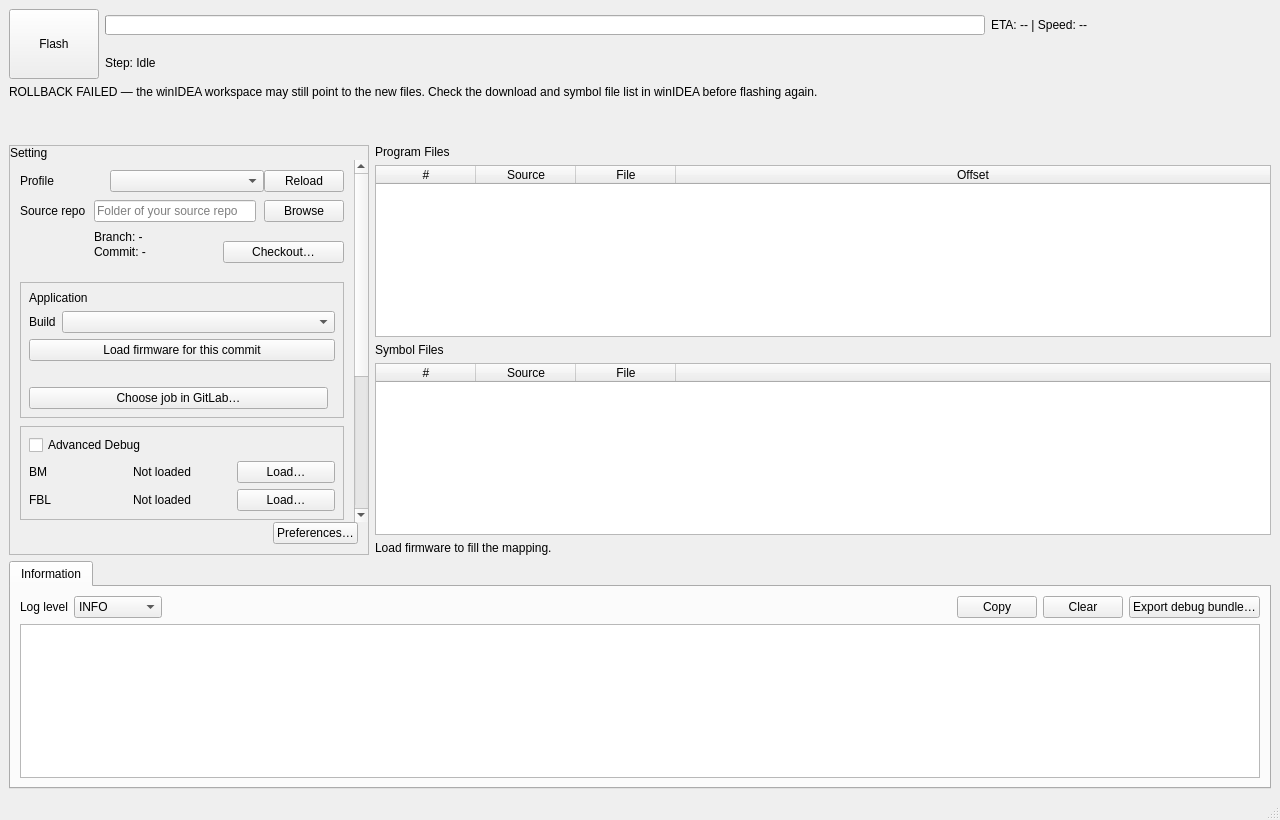
The window that wflash/gui/main_window.ui (phuctm012/WFlash-Tool) describes before a commit, drawn with Qt 5.
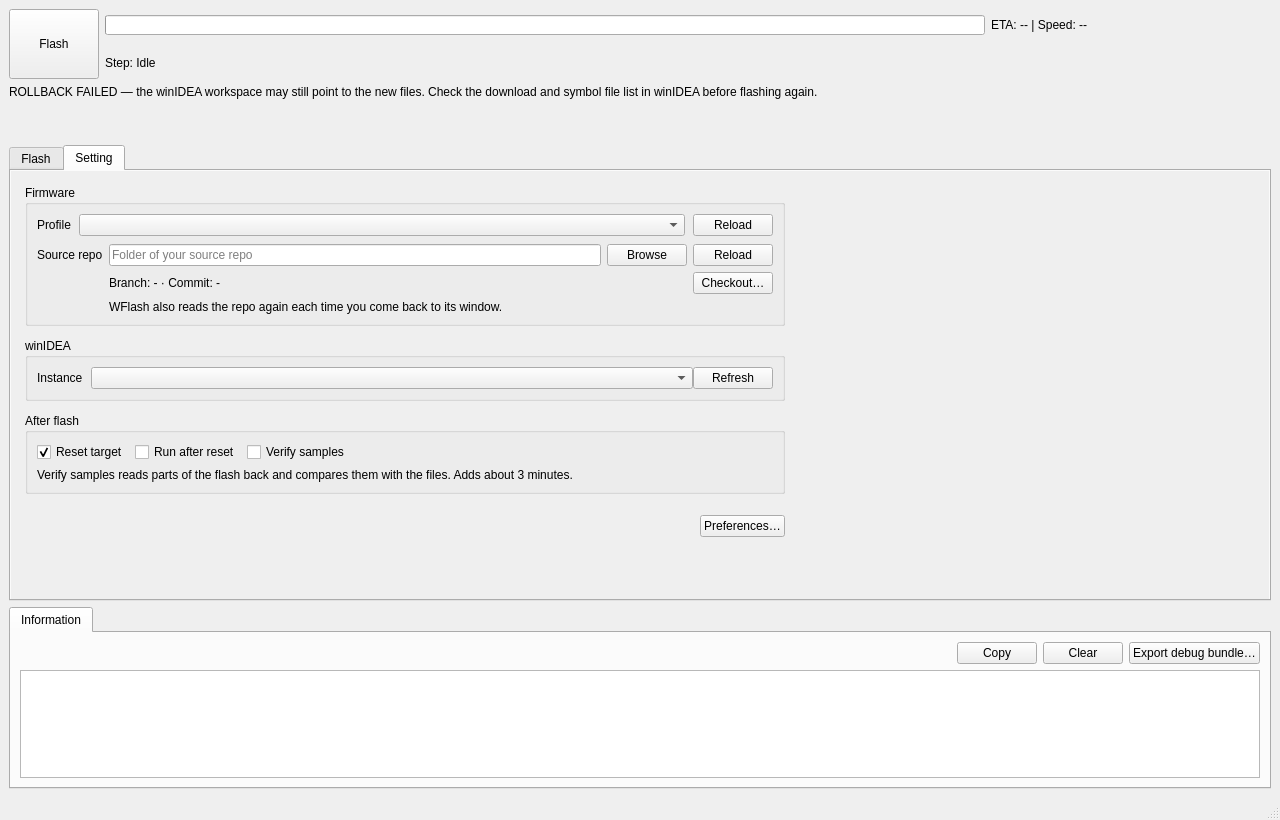
The same window after the commit. The open tabs and pages were chosen to show the change.

Commit message: feat(gui): Flash and Setting tabs, repo Reload, branch filter, Windows certificates, simpler log

The edit to the form file:
```diff
--- a/wflash/gui/main_window.ui
+++ b/wflash/gui/main_window.ui
@@ -14,7 +14,7 @@
    <string>WFlash</string>
   </property>
   <widget class="QWidget" name="centralWidget_main">
-   <layout class="QVBoxLayout" name="verticalLayout_main" stretch="0,0,3,2">
+   <layout class="QVBoxLayout" name="verticalLayout_main" stretch="0,0,0,0,5,2">
     <item>
      <layout class="QHBoxLayout" name="horizontalLayout_flashHeader">
       <item>
@@ -131,9 +131,17 @@
      </widget>
     </item>
     <item>
-     <layout class="QHBoxLayout" name="horizontalLayout_workArea">
+     <widget class="QTabWidget" name="tabWidget_main">
+      <property name="currentIndex">
+       <number>0</number>
+      </property>
+      <widget class="QWidget" name="tab_flash">
+       <attribute name="title">
+        <string>Flash</string>
+       </attribute>
+       <layout class="QHBoxLayout" name="horizontalLayout_flashTab">
       <item>
-       <widget class="QFrame" name="frame_settingPanel">
+         <widget class="QFrame" name="frame_flashPanel">
         <property name="minimumSize">
          <size>
           <width>360</width>
@@ -147,9 +155,9 @@
          </size>
         </property>
         <property name="frameShape">
-         <enum>QFrame::Shape::StyledPanel</enum>
-        </property>
-        <layout class="QVBoxLayout" name="verticalLayout_settingPanel">
+           <enum>QFrame::Shape::NoFrame</enum>
+          </property>
+          <layout class="QVBoxLayout" name="verticalLayout_flashPanel">
          <property name="spacing">
           <number>0</number>
          </property>
@@ -166,14 +174,7 @@
           <number>0</number>
          </property>
          <item>
-          <widget class="QLabel" name="label_settingHeader">
-           <property name="text">
-            <string>Setting</string>
-           </property>
-          </widget>
-         </item>
-         <item>
-          <widget class="QScrollArea" name="scrollArea_setting">
+            <widget class="QScrollArea" name="scrollArea_flashPanel">
            <property name="frameShape">
             <enum>QFrame::Shape::NoFrame</enum>
            </property>
@@ -183,26 +184,24 @@
            <property name="widgetResizable">
             <bool>true</bool>
            </property>
-           <widget class="QWidget" name="scrollAreaWidgetContents_setting">
-            <layout class="QVBoxLayout" name="verticalLayout_settingScroll">
+             <widget class="QWidget" name="scrollAreaWidgetContents_flashPanel">
+              <layout class="QVBoxLayout" name="verticalLayout_flashScroll">
              <property name="spacing">
-              <number>0</number>
+                <number>9</number>
              </property>
              <property name="leftMargin">
-              <number>0</number>
+                <number>2</number>
              </property>
              <property name="topMargin">
-              <number>0</number>
+                <number>2</number>
              </property>
              <property name="rightMargin">
-              <number>0</number>
+                <number>6</number>
              </property>
              <property name="bottomMargin">
-              <number>0</number>
+                <number>2</number>
              </property>
              <item>
-              <layout class="QGridLayout" name="gridLayout_setting">
-               <item row="1" column="0" colspan="2">
                 <widget class="QFrame" name="frame_developer">
                  <property name="frameShape">
                   <enum>QFrame::Shape::NoFrame</enum>
@@ -224,46 +223,6 @@
                    <number>0</number>
                   </property>
                   <item>
-                   <layout class="QGridLayout" name="gridLayout_sourceRepo">
-                    <property name="leftMargin">
-                     <number>0</number>
-                    </property>
-                    <property name="topMargin">
-                     <number>0</number>
-                    </property>
-                    <property name="rightMargin">
-                     <number>0</number>
-                    </property>
-                    <property name="bottomMargin">
-                     <number>0</number>
-                    </property>
-                    <item row="0" column="0">
-                     <widget class="QLabel" name="label_sourceRepo">
-                      <property name="text">
-                       <string>Source repo</string>
-                      </property>
-                      <property name="buddy">
-                       <cstring>lineEdit_sourceRepo</cstring>
-                      </property>
-                     </widget>
-                    </item>
-                    <item row="0" column="1">
-                     <widget class="QLineEdit" name="lineEdit_sourceRepo">
-                      <property name="placeholderText">
-                       <string>Folder of your source repo</string>
-                      </property>
-                     </widget>
-                    </item>
-                    <item row="0" column="2">
-                     <widget class="QPushButton" name="pushButton_browseRepo">
-                      <property name="text">
-                       <string>Browse</string>
-                      </property>
-                     </widget>
-                    </item>
-                    <item row="1" column="1" colspan="2">
-                     <layout class="QHBoxLayout" name="horizontalLayout_repoState">
-                      <item>
                        <layout class="QVBoxLayout" name="verticalLayout_repoState">
                         <property name="spacing">
                          <number>1</number>
@@ -292,16 +251,15 @@
                           </property>
                          </widget>
                         </item>
-                       </layout>
-                      </item>
                       <item>
-                       <widget class="QPushButton" name="pushButton_checkout">
+                     <widget class="QLabel" name="label_repoFlashHint">
                         <property name="text">
-                         <string>Checkout…</string>
-                        </property>
-                       </widget>
-                      </item>
-                     </layout>
+                       <string>Updated when you come back to WFlash. Change the repo or branch in Setting.</string>
+                      </property>
+                      <property name="wordWrap">
+                       <bool>true</bool>
+                      </property>
+                     </widget>
                     </item>
                    </layout>
                   </item>
@@ -493,53 +451,28 @@
                  </layout>
                 </widget>
                </item>
+               <item>
+                <widget class="QFrame" name="frame_gitlabSource">
+                 <property name="frameShape">
+                  <enum>QFrame::Shape::NoFrame</enum>
+                 </property>
+                 <layout class="QVBoxLayout" name="verticalLayout_gitlabSource">
+                  <property name="spacing">
+                   <number>8</number>
+                  </property>
                <property name="leftMargin">
-                <number>10</number>
+                   <number>0</number>
                </property>
                <property name="topMargin">
-                <number>10</number>
+                   <number>0</number>
                </property>
                <property name="rightMargin">
-                <number>10</number>
+                   <number>0</number>
                </property>
                <property name="bottomMargin">
-                <number>6</number>
-               </property>
-               <property name="verticalSpacing">
-                <number>8</number>
-               </property>
-               <item row="0" column="0">
-                <widget class="QLabel" name="label_profile">
-                 <property name="text">
-                  <string>Profile</string>
-                 </property>
-                 <property name="buddy">
-                  <cstring>comboBox_profile</cstring>
-                 </property>
-                </widget>
-               </item>
-               <item row="0" column="1">
-                <layout class="QHBoxLayout" name="horizontalLayout_profile">
+                   <number>0</number>
+                  </property>
                  <item>
-                  <widget class="QComboBox" name="comboBox_profile">
-                   <property name="sizePolicy">
-                    <sizepolicy hsizetype="Expanding" vsizetype="Fixed">
-                     <horstretch>1</horstretch>
-                     <verstretch>0</verstretch>
-                    </sizepolicy>
-                   </property>
-                  </widget>
-                 </item>
-                 <item>
-                  <widget class="QPushButton" name="pushButton_reloadProfiles">
-                   <property name="text">
-                    <string>Reload</string>
-                   </property>
-                  </widget>
-                 </item>
-                </layout>
-               </item>
-               <item row="2" column="0">
                 <widget class="QLabel" name="label_firmwareSource">
                  <property name="text">
                   <string>Firmware source</string>
@@ -549,14 +482,14 @@
                  </property>
                 </widget>
                </item>
-               <item row="2" column="1">
+                  <item>
                 <widget class="QPushButton" name="pushButton_loadFromGitlab">
                  <property name="text">
                   <string>Load from GitLab…</string>
                  </property>
                 </widget>
                </item>
-               <item row="3" column="0" colspan="2">
+                  <item>
                 <widget class="QFrame" name="frame_sourceCard">
                  <property name="frameShape">
                   <enum>QFrame::Shape::StyledPanel</enum>
@@ -605,17 +538,343 @@
                  </layout>
                 </widget>
                </item>
-               <item row="4" column="0">
-                <widget class="QLabel" name="label_instance">
+                 </layout>
+                </widget>
+               </item>
+               <item>
+                <spacer name="verticalSpacer_flashPanel">
+                 <property name="orientation">
+                  <enum>Qt::Orientation::Vertical</enum>
+                 </property>
+                 <property name="sizeHint" stdset="0">
+                  <size>
+                   <width>20</width>
+                   <height>40</height>
+                  </size>
+                 </property>
+                </spacer>
+               </item>
+              </layout>
+             </widget>
+            </widget>
+           </item>
+          </layout>
+         </widget>
+        </item>
+        <item>
+         <layout class="QVBoxLayout" name="verticalLayout_mapping">
+          <item>
+           <widget class="QLabel" name="label_programFiles">
                  <property name="text">
+             <string>Program Files</string>
+            </property>
+           </widget>
+          </item>
+          <item>
+           <widget class="QTableWidget" name="tableWidget_programFiles">
+            <property name="editTriggers">
+             <set>QAbstractItemView::EditTrigger::NoEditTriggers</set>
+            </property>
+            <property name="selectionMode">
+             <enum>QAbstractItemView::SelectionMode::NoSelection</enum>
+            </property>
+            <attribute name="horizontalHeaderStretchLastSection">
+             <bool>true</bool>
+            </attribute>
+            <attribute name="verticalHeaderVisible">
+             <bool>false</bool>
+            </attribute>
+            <column>
+             <property name="text">
+              <string>#</string>
+             </property>
+            </column>
+            <column>
+             <property name="text">
+              <string>Source</string>
+             </property>
+            </column>
+            <column>
+             <property name="text">
+              <string>File</string>
+             </property>
+            </column>
+            <column>
+             <property name="text">
+              <string>Offset</string>
+             </property>
+            </column>
+           </widget>
+          </item>
+          <item>
+           <widget class="QLabel" name="label_symbolFiles">
+            <property name="text">
+             <string>Symbol Files</string>
+            </property>
+           </widget>
+          </item>
+          <item>
+           <widget class="QTableWidget" name="tableWidget_symbolFiles">
+            <property name="editTriggers">
+             <set>QAbstractItemView::EditTrigger::NoEditTriggers</set>
+            </property>
+            <property name="selectionMode">
+             <enum>QAbstractItemView::SelectionMode::NoSelection</enum>
+            </property>
+            <attribute name="horizontalHeaderStretchLastSection">
+             <bool>true</bool>
+            </attribute>
+            <attribute name="verticalHeaderVisible">
+             <bool>false</bool>
+            </attribute>
+            <column>
+             <property name="text">
+              <string>#</string>
+             </property>
+            </column>
+            <column>
+             <property name="text">
+              <string>Source</string>
+             </property>
+            </column>
+            <column>
+             <property name="text">
+              <string>File</string>
+             </property>
+            </column>
+            <column>
+             <property name="text">
+              <string />
+             </property>
+            </column>
+           </widget>
+          </item>
+          <item>
+           <widget class="QLabel" name="label_mappingHint">
+            <property name="text">
+             <string>Load firmware to fill the mapping.</string>
+            </property>
+           </widget>
+          </item>
+         </layout>
+        </item>
+       </layout>
+      </widget>
+      <widget class="QWidget" name="tab_setting">
+       <attribute name="title">
+        <string>Setting</string>
+       </attribute>
+       <layout class="QVBoxLayout" name="verticalLayout_settingTab">
+        <property name="leftMargin">
+         <number>0</number>
+        </property>
+        <property name="topMargin">
+         <number>0</number>
+        </property>
+        <property name="rightMargin">
+         <number>0</number>
+        </property>
+        <property name="bottomMargin">
+         <number>0</number>
+        </property>
+        <item>
+         <widget class="QScrollArea" name="scrollArea_setting">
+          <property name="frameShape">
+           <enum>QFrame::Shape::NoFrame</enum>
+          </property>
+          <property name="horizontalScrollBarPolicy">
+           <enum>Qt::ScrollBarPolicy::ScrollBarAlwaysOff</enum>
+          </property>
+          <property name="widgetResizable">
+           <bool>true</bool>
+          </property>
+          <widget class="QWidget" name="scrollAreaWidgetContents_setting">
+           <layout class="QVBoxLayout" name="verticalLayout_settingScroll">
+            <property name="spacing">
+             <number>12</number>
+            </property>
+            <property name="leftMargin">
+             <number>14</number>
+            </property>
+            <property name="topMargin">
+             <number>14</number>
+            </property>
+            <property name="rightMargin">
+             <number>14</number>
+            </property>
+            <property name="bottomMargin">
+             <number>14</number>
+            </property>
+            <item>
+             <widget class="QGroupBox" name="groupBox_firmware">
+              <property name="maximumSize">
+               <size>
+                <width>760</width>
+                <height>16777215</height>
+               </size>
+              </property>
+              <property name="title">
+               <string>Firmware</string>
+              </property>
+              <layout class="QGridLayout" name="gridLayout_firmware">
+               <property name="horizontalSpacing">
+                <number>8</number>
+               </property>
+               <property name="verticalSpacing">
+                <number>8</number>
+               </property>
+               <item row="0" column="0">
+                <widget class="QLabel" name="label_profile">
+                 <property name="text">
+                  <string>Profile</string>
+                 </property>
+                 <property name="buddy">
+                  <cstring>comboBox_profile</cstring>
+                 </property>
+                </widget>
+               </item>
+               <item row="0" column="1">
+                <layout class="QHBoxLayout" name="horizontalLayout_profile">
+                 <item>
+                  <widget class="QComboBox" name="comboBox_profile">
+                   <property name="sizePolicy">
+                    <sizepolicy hsizetype="Expanding" vsizetype="Fixed">
+                     <horstretch>1</horstretch>
+                     <verstretch>0</verstretch>
+                    </sizepolicy>
+                   </property>
+                  </widget>
+                 </item>
+                 <item>
+                  <widget class="QPushButton" name="pushButton_reloadProfiles">
+                   <property name="text">
+                    <string>Reload</string>
+                   </property>
+                  </widget>
+                 </item>
+                </layout>
+               </item>
+               <item row="1" column="0" colspan="2">
+                <widget class="QFrame" name="frame_sourceRepoSetting">
+                 <property name="frameShape">
+                  <enum>QFrame::Shape::NoFrame</enum>
+                 </property>
+                 <layout class="QGridLayout" name="gridLayout_sourceRepo">
+                  <property name="leftMargin">
+                   <number>0</number>
+                  </property>
+                  <property name="topMargin">
+                   <number>0</number>
+                  </property>
+                  <property name="rightMargin">
+                   <number>0</number>
+                  </property>
+                  <property name="bottomMargin">
+                   <number>0</number>
+                  </property>
+                  <property name="horizontalSpacing">
+                   <number>6</number>
+                  </property>
+                  <property name="verticalSpacing">
+                   <number>6</number>
+                  </property>
+                  <item row="0" column="0">
+                   <widget class="QLabel" name="label_sourceRepo">
+                    <property name="text">
+                     <string>Source repo</string>
+                    </property>
+                    <property name="buddy">
+                     <cstring>lineEdit_sourceRepo</cstring>
+                    </property>
+                   </widget>
+                  </item>
+                  <item row="0" column="1">
+                   <widget class="QLineEdit" name="lineEdit_sourceRepo">
+                    <property name="placeholderText">
+                     <string>Folder of your source repo</string>
+                    </property>
+                   </widget>
+                  </item>
+                  <item row="0" column="2">
+                   <widget class="QPushButton" name="pushButton_browseRepo">
+                    <property name="text">
+                     <string>Browse</string>
+                    </property>
+                   </widget>
+                  </item>
+                  <item row="0" column="3">
+                   <widget class="QPushButton" name="pushButton_reloadRepo">
+                    <property name="toolTip">
+                     <string>Read the source repo again: branch, commit and local changes</string>
+                    </property>
+                    <property name="text">
+                     <string>Reload</string>
+                    </property>
+                   </widget>
+                  </item>
+                  <item row="1" column="1" colspan="3">
+                   <layout class="QHBoxLayout" name="horizontalLayout_repoSetting" stretch="1,0">
+                    <item>
+                     <widget class="QLabel" name="label_repoSummary">
+                      <property name="text">
+                       <string>Branch: - · Commit: -</string>
+                      </property>
+                      <property name="wordWrap">
+                       <bool>true</bool>
+                      </property>
+                     </widget>
+                    </item>
+                    <item>
+                     <widget class="QPushButton" name="pushButton_checkout">
+                      <property name="text">
+                       <string>Checkout…</string>
+                      </property>
+                     </widget>
+                    </item>
+                   </layout>
+                  </item>
+                  <item row="2" column="1" colspan="3">
+                   <widget class="QLabel" name="label_repoAutoHint">
+                    <property name="text">
+                     <string>WFlash also reads the repo again each time you come back to its window.</string>
+                    </property>
+                    <property name="wordWrap">
+                     <bool>true</bool>
+                    </property>
+                   </widget>
+                  </item>
+                 </layout>
+                </widget>
+               </item>
+              </layout>
+             </widget>
+            </item>
+            <item>
+             <widget class="QGroupBox" name="groupBox_winidea">
+              <property name="maximumSize">
+               <size>
+                <width>760</width>
+                <height>16777215</height>
+               </size>
+              </property>
+              <property name="title">
                   <string>winIDEA</string>
                  </property>
+              <layout class="QGridLayout" name="gridLayout_winidea">
+               <property name="horizontalSpacing">
+                <number>8</number>
+               </property>
+               <item row="0" column="0">
+                <widget class="QLabel" name="label_instance">
+                 <property name="text">
+                  <string>Instance</string>
+                 </property>
                  <property name="buddy">
                   <cstring>comboBox_instance</cstring>
                  </property>
                 </widget>
                </item>
-               <item row="4" column="1">
+               <item row="0" column="1">
                 <layout class="QHBoxLayout" name="horizontalLayout_instance">
                  <item>
                   <widget class="QComboBox" name="comboBox_instance">
@@ -636,14 +895,25 @@
                  </item>
                 </layout>
                </item>
-               <item row="5" column="0">
-                <widget class="QLabel" name="label_afterFlash">
-                 <property name="text">
+              </layout>
+             </widget>
+            </item>
+            <item>
+             <widget class="QGroupBox" name="groupBox_afterFlash">
+              <property name="maximumSize">
+               <size>
+                <width>760</width>
+                <height>16777215</height>
+               </size>
+              </property>
+              <property name="title">
                   <string>After flash</string>
                  </property>
-                </widget>
-               </item>
-               <item row="5" column="1">
+              <layout class="QVBoxLayout" name="verticalLayout_afterFlash">
+               <property name="spacing">
+                <number>6</number>
+               </property>
+               <item>
                 <layout class="QHBoxLayout" name="horizontalLayout_afterFlash">
                  <item>
                   <widget class="QCheckBox" name="checkBox_reset">
@@ -662,9 +932,7 @@
                    </property>
                   </widget>
                  </item>
-                </layout>
-               </item>
-               <item row="6" column="1">
+                 <item>
                 <widget class="QCheckBox" name="checkBox_verifyFlash">
                  <property name="toolTip">
                   <string>Read samples of the flash back and compare them with the files. Adds about 3 minutes.</string>
@@ -674,35 +942,51 @@
                  </property>
                 </widget>
                </item>
-              </layout>
-             </item>
              <item>
-              <spacer name="verticalSpacer_settingPanel">
+                  <spacer name="horizontalSpacer_afterFlash">
                <property name="orientation">
-                <enum>Qt::Orientation::Vertical</enum>
+                    <enum>Qt::Orientation::Horizontal</enum>
                </property>
                <property name="sizeHint" stdset="0">
                 <size>
-                 <width>20</width>
-                 <height>40</height>
+                     <width>40</width>
+                     <height>20</height>
                 </size>
                </property>
               </spacer>
              </item>
             </layout>
-           </widget>
+               </item>
+               <item>
+                <widget class="QLabel" name="label_verifyHint">
+                 <property name="text">
+                  <string>Verify samples reads parts of the flash back and compares them with the files. Adds about 3 minutes.</string>
+                 </property>
+                 <property name="wordWrap">
+                  <bool>true</bool>
+                 </property>
+                </widget>
+               </item>
+              </layout>
           </widget>
          </item>
          <item>
+             <widget class="QWidget" name="widget_preferencesRow">
+              <property name="maximumSize">
+               <size>
+                <width>760</width>
+                <height>16777215</height>
+               </size>
+              </property>
           <layout class="QHBoxLayout" name="horizontalLayout_preferences">
            <property name="leftMargin">
-            <number>10</number>
+                <number>0</number>
            </property>
            <property name="rightMargin">
-            <number>10</number>
+                <number>0</number>
            </property>
            <property name="bottomMargin">
-            <number>10</number>
+                <number>0</number>
            </property>
            <item>
             <spacer name="horizontalSpacer_preferences">
@@ -725,108 +1009,28 @@
             </widget>
            </item>
           </layout>
-         </item>
-        </layout>
        </widget>
       </item>
       <item>
-       <layout class="QVBoxLayout" name="verticalLayout_mapping">
-        <item>
-         <widget class="QLabel" name="label_programFiles">
-          <property name="text">
-           <string>Program Files</string>
-          </property>
-         </widget>
-        </item>
-        <item>
-         <widget class="QTableWidget" name="tableWidget_programFiles">
-          <property name="editTriggers">
-           <set>QAbstractItemView::EditTrigger::NoEditTriggers</set>
-          </property>
-          <property name="selectionMode">
-           <enum>QAbstractItemView::SelectionMode::NoSelection</enum>
-          </property>
-          <attribute name="horizontalHeaderStretchLastSection">
-           <bool>true</bool>
-          </attribute>
-          <attribute name="verticalHeaderVisible">
-           <bool>false</bool>
-          </attribute>
-          <column>
-           <property name="text">
-            <string>#</string>
-           </property>
-          </column>
-          <column>
-           <property name="text">
-            <string>Source</string>
-           </property>
-          </column>
-          <column>
-           <property name="text">
-            <string>File</string>
-           </property>
-          </column>
-          <column>
-           <property name="text">
-            <string>Offset</string>
-           </property>
-          </column>
-         </widget>
-        </item>
-        <item>
-         <widget class="QLabel" name="label_symbolFiles">
-          <property name="text">
-           <string>Symbol Files</string>
-          </property>
-         </widget>
-        </item>
-        <item>
-         <widget class="QTableWidget" name="tableWidget_symbolFiles">
-          <property name="editTriggers">
-           <set>QAbstractItemView::EditTrigger::NoEditTriggers</set>
-          </property>
-          <property name="selectionMode">
-           <enum>QAbstractItemView::SelectionMode::NoSelection</enum>
-          </property>
-          <attribute name="horizontalHeaderStretchLastSection">
-           <bool>true</bool>
-          </attribute>
-          <attribute name="verticalHeaderVisible">
-           <bool>false</bool>
-          </attribute>
-          <column>
-           <property name="text">
-            <string>#</string>
-           </property>
-          </column>
-          <column>
-           <property name="text">
-            <string>Source</string>
-           </property>
-          </column>
-          <column>
-           <property name="text">
-            <string>File</string>
-           </property>
-          </column>
-          <column>
-           <property name="text">
-            <string />
-           </property>
-          </column>
+             <spacer name="verticalSpacer_settingTab">
+              <property name="orientation">
+               <enum>Qt::Orientation::Vertical</enum>
+              </property>
+              <property name="sizeHint" stdset="0">
+               <size>
+                <width>20</width>
+                <height>40</height>
+               </size>
+              </property>
+             </spacer>
+            </item>
+           </layout>
+          </widget>
          </widget>
         </item>
-        <item>
-         <widget class="QLabel" name="label_mappingHint">
-          <property name="text">
-           <string>Load firmware to fill the mapping.</string>
-          </property>
-         </widget>
-        </item>
        </layout>
-      </item>
-     </layout>
+      </widget>
+     </widget>
     </item>
     <item>
      <widget class="QTabWidget" name="tabWidget_output">
@@ -840,43 +1044,6 @@
        <layout class="QVBoxLayout" name="verticalLayout_information">
         <item>
          <layout class="QHBoxLayout" name="horizontalLayout_logBar">
-          <item>
-           <widget class="QLabel" name="label_logLevel">
-            <property name="text">
-             <string>Log level</string>
-            </property>
-            <property name="buddy">
-             <cstring>comboBox_logLevel</cstring>
-            </property>
-           </widget>
-          </item>
-          <item>
-           <widget class="QComboBox" name="comboBox_logLevel">
-            <property name="currentIndex">
-             <number>1</number>
-            </property>
-            <item>
-             <property name="text">
-              <string>DEBUG</string>
-             </property>
-            </item>
-            <item>
-             <property name="text">
-              <string>INFO</string>
-             </property>
-            </item>
-            <item>
-             <property name="text">
-              <string>WARNING</string>
-             </property>
-            </item>
-            <item>
-             <property name="text">
-              <string>ERROR</string>
-             </property>
-            </item>
-           </widget>
-          </item>
           <item>
            <spacer name="horizontalSpacer_logBar">
             <property name="orientation">
```
Lines whose indentation alone changed are shown as unchanged. The commit also changes 33 other files.
